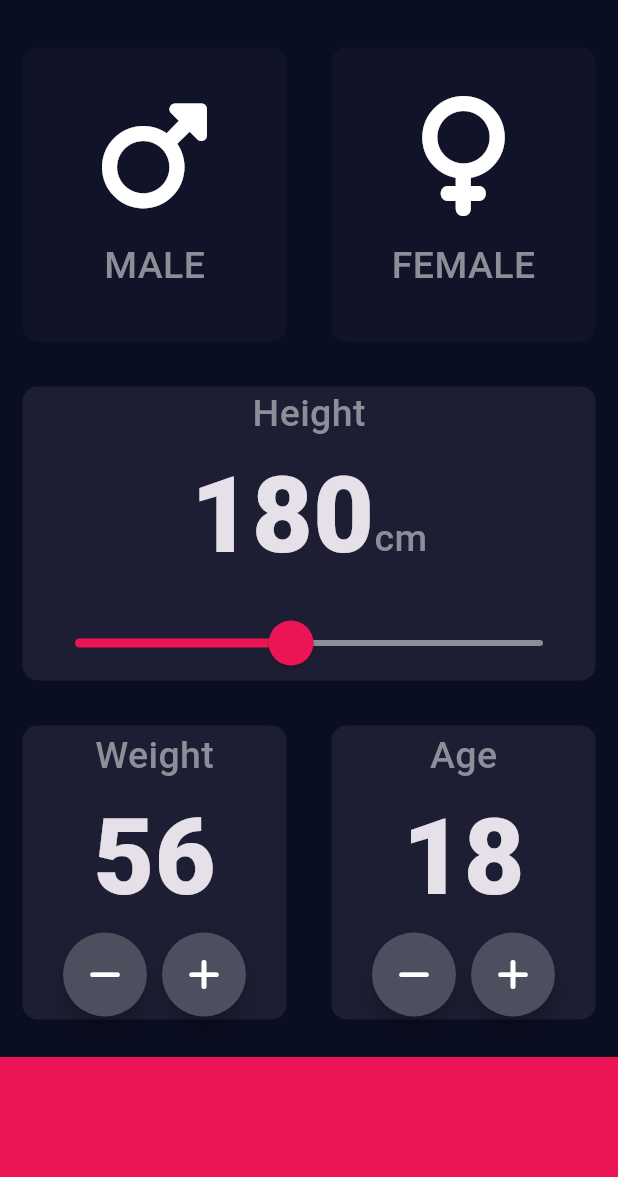
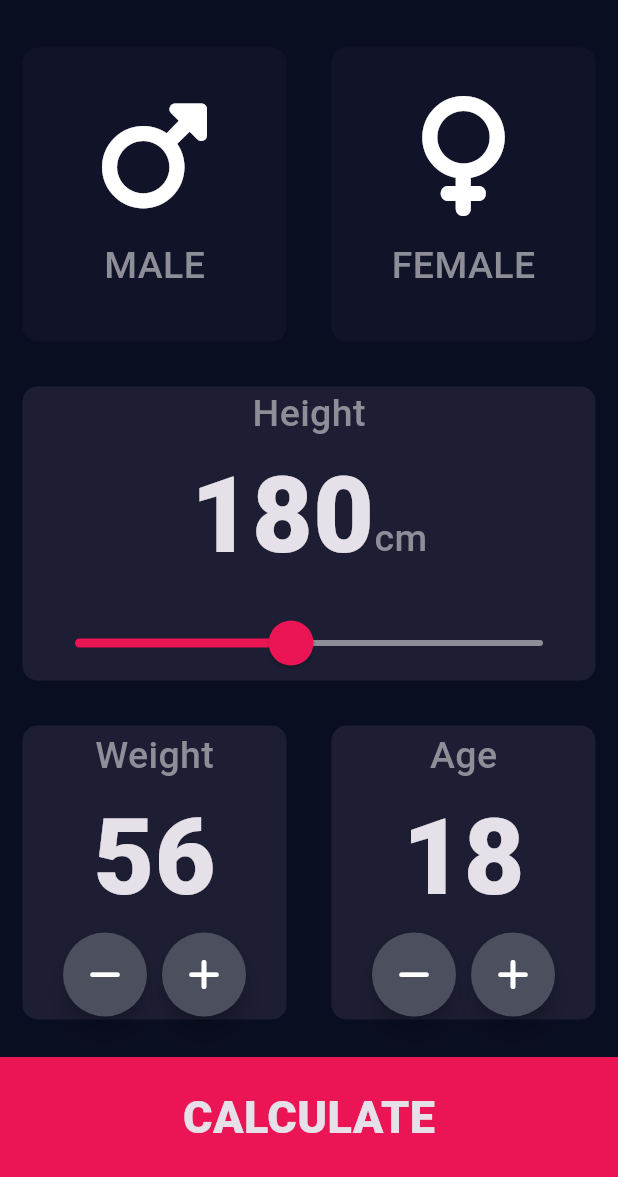
Before and after one commit to jayarzuniga/bmiCalculatorFlutter, a Flutter app: the screen it shows after launch, on a phone screen of 412 x 824 dp, the part 59-1236 px from its top. Run offline on Flutter 3.47's test engine with Material 3 defaults, Android fonts, the phone set to English and light mode, and no system bars; our stand-ins replace font_awesome_flutter.

Commit message:
adding the custom button and "WEIght" and "Age"

```diff
--- a/lib/input_page.dart
+++ b/lib/input_page.dart
@@ -1,8 +1,10 @@
+import 'package:bmi_calculator/results_page.dart';
 import 'package:flutter/material.dart';
 import 'package:font_awesome_flutter/font_awesome_flutter.dart';
 import 'reusable_card.dart';
 import 'icon_content.dart';
 import 'constants.dart';
+import 'results_page.dart';
 
 enum GenderType {
   male,
@@ -221,11 +223,25 @@ class _InputPageState extends State<InputPage> {
               ],
             ),
           ),
-          Container(
-            color: kBottomContainerColor,
-            margin: EdgeInsets.only(top: 10.0),
-            width: double.infinity,
-            height: kBottomContainerHeight,
+          GestureDetector(
+            onTap: () {
+              Navigator.push(context, MaterialPageRoute(builder: (context) => ResultsPage()));
+            },
+            child: Container(
+              color: kBottomContainerColor,
+              margin: EdgeInsets.only(top: 10.0),
+              width: double.infinity,
+              height: kBottomContainerHeight,
+              child: Center(
+                child: Text(
+                  "CALCULATE",
+                  style: TextStyle(
+                    fontSize: 30.0,
+                    fontWeight: FontWeight.w900,
+                  ),
+                ),
+              ),
+            ),
           ),
         ],
       ),
```
Also changed, not shown: lib/results_page.dart (added, +13 -0 lines).
